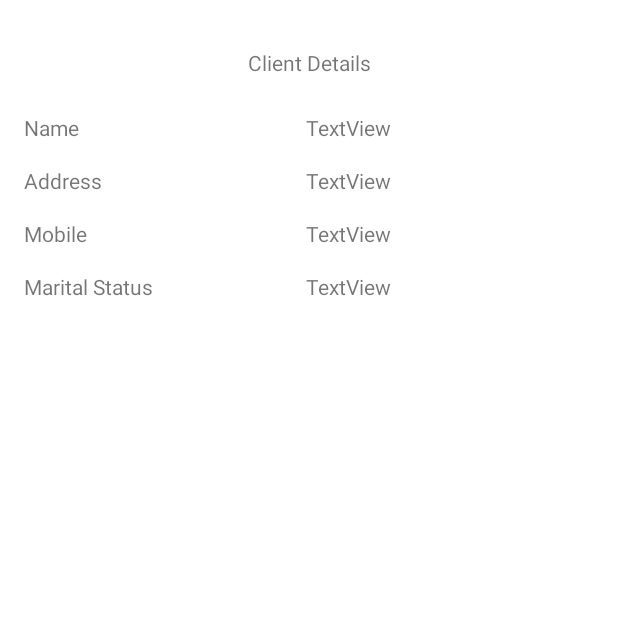
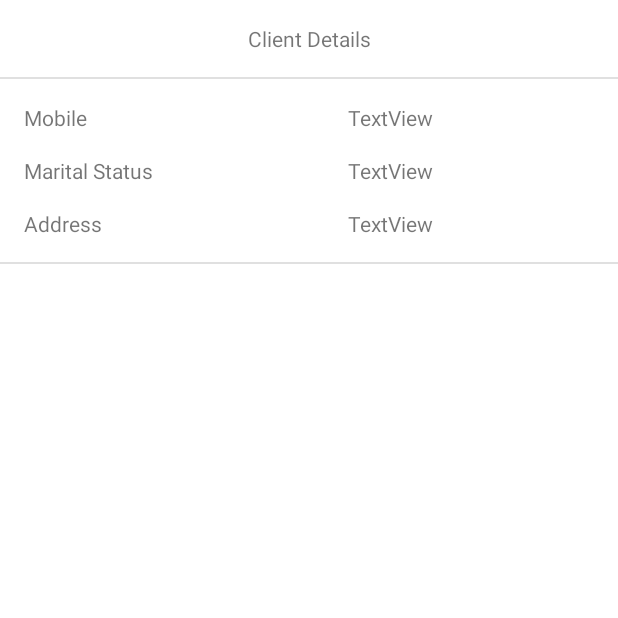
Before and after one commit to ColinM94/FYP, an Android app: the ClientActivity screen opened directly, with no data from a screen before it, on a phone screen of 412 x 824 dp, the top half of it. Run offline under Robolectric (Android 15) with nearby library versions, the phone set to English and light mode, and no system bars; our stand-ins replace Firebase (no records; nobody signed in at launch, a user with empty details on screens opened directly).

Commit message:
Tweak client profile
- Add divider lines to client profile.
- Move client name to top of profile.

```diff
--- a/app/src/main/res/layout/activity_client.xml
+++ b/app/src/main/res/layout/activity_client.xml
@@ -7,24 +7,22 @@
         tools:context=".ClientActivity">
 
     <TextView
-            android:id="@+id/textview_client_title"
+            android:id="@+id/textview_client_name"
             android:layout_width="wrap_content"
             android:layout_height="wrap_content"
-            android:layout_marginTop="32dp"
+            android:layout_marginTop="16dp"
             android:text="@string/client_title"
             app:layout_constraintEnd_toEndOf="parent"
             app:layout_constraintStart_toStartOf="parent"
             app:layout_constraintTop_toTopOf="parent" />
 
-    <TextView
-            android:id="@+id/textview_client_name_label"
-            android:layout_width="wrap_content"
-            android:layout_height="wrap_content"
-            android:layout_marginStart="16dp"
-            android:text="@string/client_name"
-            app:layout_constraintBottom_toBottomOf="@+id/textview_client_name"
+    <View
+            android:id="@+id/divider1"
+            style="@style/Divider"
+            android:layout_marginTop="16dp"
+            app:layout_constraintEnd_toEndOf="parent"
             app:layout_constraintStart_toStartOf="parent"
-            app:layout_constraintTop_toTopOf="@+id/textview_client_name" />
+            app:layout_constraintTop_toBottomOf="@+id/textview_client_name" />
 
     <TextView
             android:id="@+id/textview_client_address_label"
@@ -34,17 +32,17 @@
             android:layout_marginTop="16dp"
             android:text="@string/client_address"
             app:layout_constraintStart_toStartOf="parent"
-            app:layout_constraintTop_toBottomOf="@+id/textview_client_name_label" />
+            app:layout_constraintTop_toBottomOf="@+id/textview_client_mobile" />
 
     <TextView
             android:id="@+id/textview_client_mobile_label"
             android:layout_width="wrap_content"
             android:layout_height="wrap_content"
             android:layout_marginStart="16dp"
-            android:layout_marginTop="16dp"
             android:text="@string/client_mobile"
+            app:layout_constraintBottom_toBottomOf="@+id/textview_client_address"
             app:layout_constraintStart_toStartOf="parent"
-            app:layout_constraintTop_toBottomOf="@+id/textview_client_address" />
+            app:layout_constraintTop_toTopOf="@+id/textview_client_address" />
 
     <TextView
             android:id="@+id/textview_client_marital_label"
@@ -54,17 +52,7 @@
             android:layout_marginTop="16dp"
             android:text="@string/client_marital"
             app:layout_constraintStart_toStartOf="parent"
-            app:layout_constraintTop_toBottomOf="@+id/textview_client_mobile_label" />
-
-    <TextView
-            android:id="@+id/textview_client_name"
-            android:layout_width="wrap_content"
-            android:layout_height="wrap_content"
-            android:layout_marginTop="24dp"
-            android:text="TextView"
-            app:layout_constraintEnd_toEndOf="parent"
-            app:layout_constraintStart_toEndOf="@+id/textview_client_name_label"
-            app:layout_constraintTop_toBottomOf="@+id/textview_client_title" />
+            app:layout_constraintTop_toBottomOf="@+id/textview_client_address" />
 
     <TextView
             android:id="@+id/textview_client_address"
@@ -73,9 +61,7 @@
             android:layout_marginTop="16dp"
             android:text="TextView"
             app:layout_constraintEnd_toEndOf="parent"
-            app:layout_constraintHorizontal_bias="0.0"
-            app:layout_constraintStart_toStartOf="@+id/textview_client_name"
-            app:layout_constraintTop_toBottomOf="@+id/textview_client_name" />
+            app:layout_constraintTop_toBottomOf="@+id/divider1" />
 
     <TextView
             android:id="@+id/textview_client_mobile"
@@ -84,8 +70,8 @@
             android:layout_marginTop="16dp"
             android:text="TextView"
             app:layout_constraintEnd_toEndOf="parent"
-            app:layout_constraintHorizontal_bias="0.501"
-            app:layout_constraintStart_toEndOf="@+id/textview_client_name_label"
+            app:layout_constraintHorizontal_bias="0.0"
+            app:layout_constraintStart_toStartOf="@+id/textview_client_address"
             app:layout_constraintTop_toBottomOf="@+id/textview_client_address" />
 
     <TextView
@@ -95,6 +81,16 @@
             android:layout_marginTop="16dp"
             android:text="TextView"
             app:layout_constraintEnd_toEndOf="parent"
-            app:layout_constraintStart_toEndOf="@+id/textview_client_name_label"
+            app:layout_constraintHorizontal_bias="0.0"
+            app:layout_constraintStart_toStartOf="@+id/textview_client_address"
             app:layout_constraintTop_toBottomOf="@+id/textview_client_mobile" />
+
+    <View
+            android:id="@+id/divider2"
+            style="@style/Divider"
+            android:layout_marginTop="16dp"
+            app:layout_constraintEnd_toEndOf="parent"
+            app:layout_constraintStart_toStartOf="parent"
+            app:layout_constraintTop_toBottomOf="@+id/textview_client_marital" />
+
 </androidx.constraintlayout.widget.ConstraintLayout>
--- a/app/src/main/res/values/styles.xml
+++ b/app/src/main/res/values/styles.xml
@@ -17,4 +17,10 @@
     <style name="AppTheme.AppBarOverlay" parent="ThemeOverlay.AppCompat.Dark.ActionBar" />
 
     <style name="AppTheme.PopupOverlay" parent="ThemeOverlay.AppCompat.Light" />
+
+    <style name="Divider">
+        <item name="android:layout_width">match_parent</item>
+        <item name="android:layout_height">1dp</item>
+        <item name="android:background">?android:attr/listDivider</item>
+    </style>
 </resources>
```
